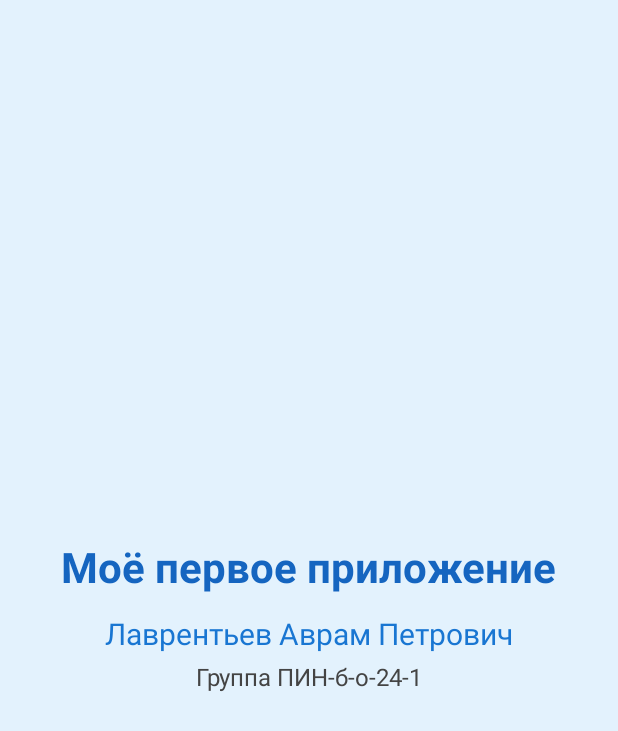
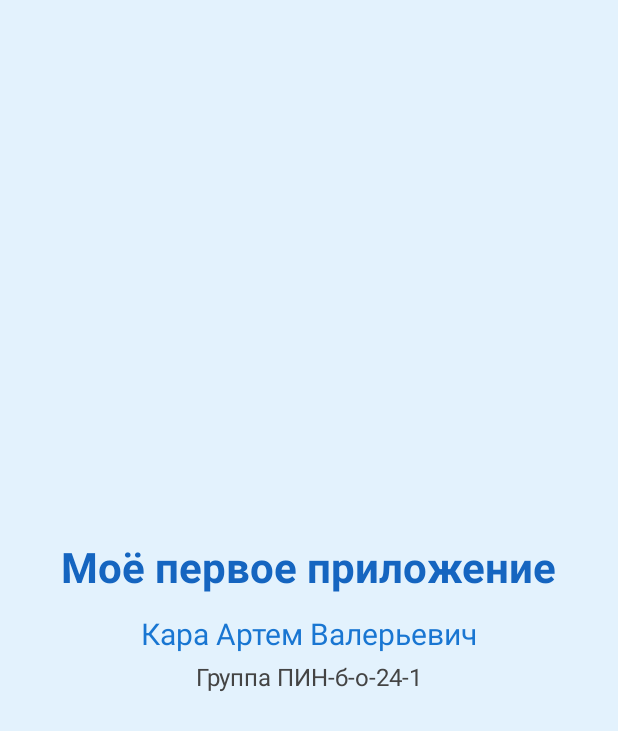
Before and after one commit to rusty126/android-compose-hello1, an Android app built with Jetpack Compose: the screen it shows after launch (MainActivity), on a phone screen of 412 x 824 dp. Shown: the top 731 px of the screen. Run offline under Robolectric (Android 15) with nearby library versions, the phone set to English and light mode, and no system bars.

Commit message:
Update MainActivity.kt

```diff
--- a/пппп/android-compose-hello-main/app/src/main/java/com/example/hello/MainActivity.kt
+++ b/пппп/android-compose-hello-main/app/src/main/java/com/example/hello/MainActivity.kt
@@ -43,7 +43,7 @@ fun Greeting() {
         )
 
         Text(
-            text = "Лаврентьев Аврам Петрович",
+            text = "Кара Артем Валерьевич",
             modifier = Modifier.padding(top = 16.dp),
             fontSize = 20.sp,
             color = Color(0xFF1976D2)
```
